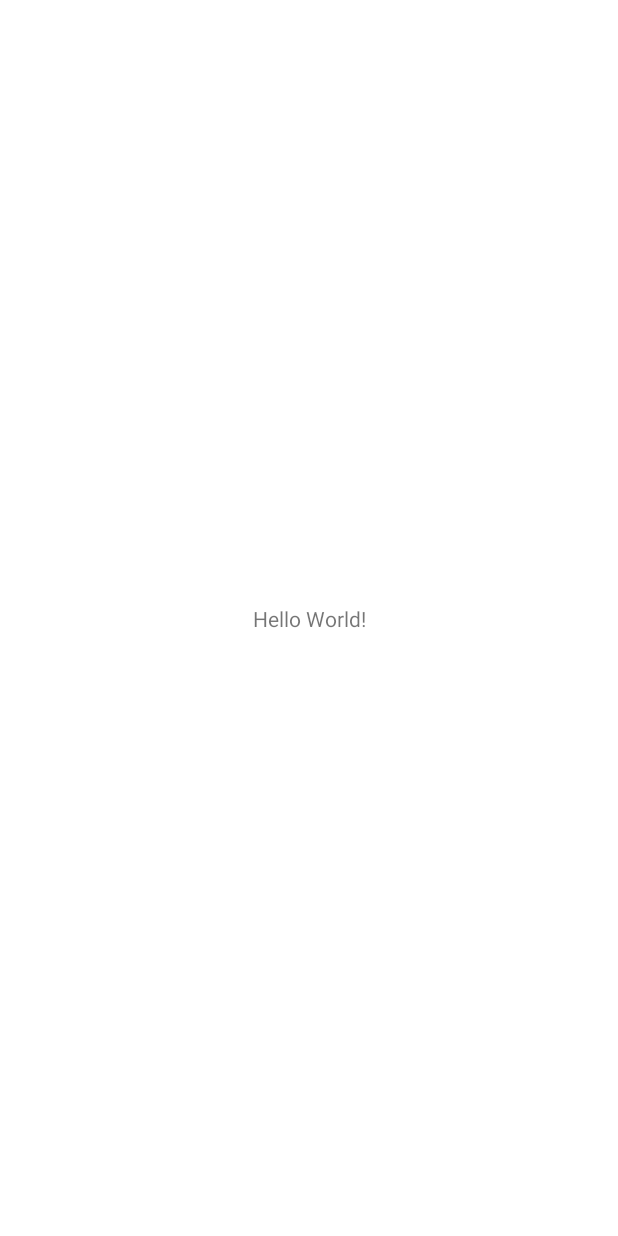
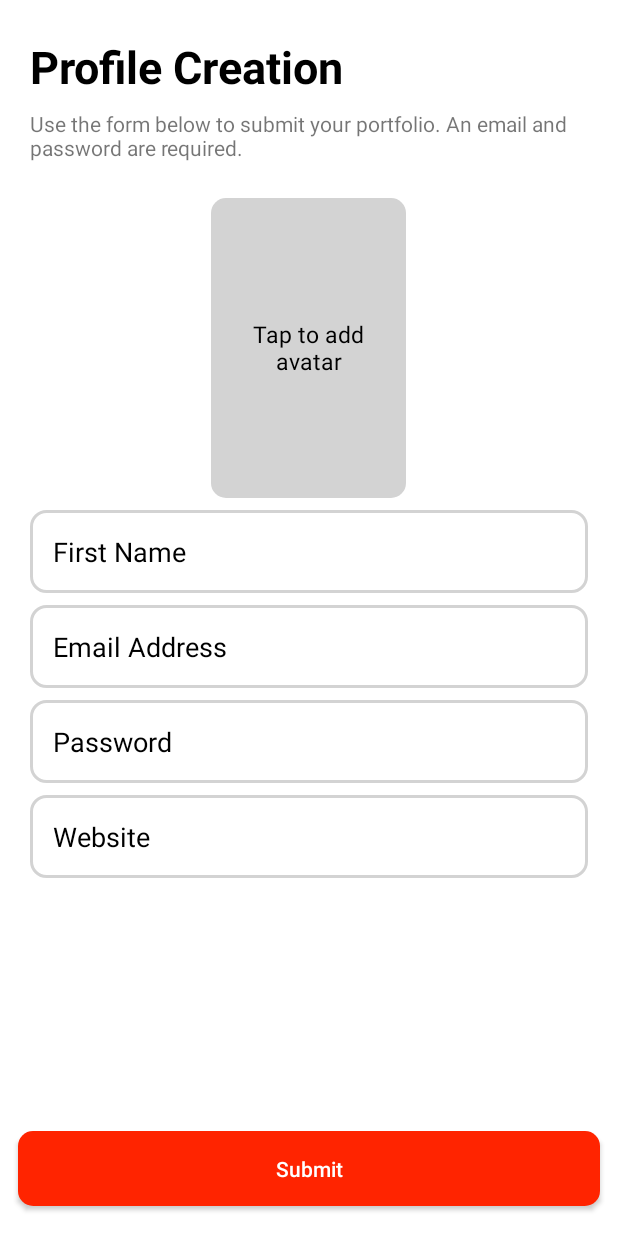
Before and after one commit to ardadizdaroglu/CameraPicker, an Android app: the screen it shows after launch (MainActivity), on a phone screen of 412 x 824 dp. Before the commit the screen is almost empty. Run offline under Robolectric (Android 15) with nearby library versions, the phone set to English and light mode, and no system bars.

Commit message:
register page ui design

```diff
--- /dev/null
+++ b/app/src/main/res/drawable/button_background.xml
@@ -0,0 +1,9 @@
+<?xml version="1.0" encoding="utf-8"?>
+<shape xmlns:android="http://schemas.android.com/apk/res/android"
+    android:shape="rectangle">
+
+    <corners android:radius="@dimen/button_radius" />
+
+    <solid android:color="@color/red" />
+
+</shape>
--- /dev/null
+++ b/app/src/main/res/drawable/edittext_background.xml
@@ -0,0 +1,13 @@
+<?xml version="1.0" encoding="utf-8"?>
+<shape xmlns:android="http://schemas.android.com/apk/res/android"
+    android:shape="rectangle">
+
+    <corners android:radius="@dimen/edittext_radius" />
+
+    <stroke
+        android:width="@dimen/edittext_border_thickness"
+        android:color="@color/light_gray" />
+
+    <solid android:color="@color/white" />
+
+</shape>
--- /dev/null
+++ b/app/src/main/res/drawable/empty_avatar_background.xml
@@ -0,0 +1,9 @@
+<?xml version="1.0" encoding="utf-8"?>
+<shape xmlns:android="http://schemas.android.com/apk/res/android"
+    android:shape="rectangle">
+
+    <corners android:radius="@dimen/avatar_radius" />
+
+    <solid android:color="@color/light_gray" />
+
+</shape>
--- a/app/src/main/res/layout/activity_main.xml
+++ b/app/src/main/res/layout/activity_main.xml
@@ -1,18 +1,127 @@
 <?xml version="1.0" encoding="utf-8"?>
-<androidx.constraintlayout.widget.ConstraintLayout xmlns:android="http://schemas.android.com/apk/res/android"
-    xmlns:app="http://schemas.android.com/apk/res-auto"
-    xmlns:tools="http://schemas.android.com/tools"
+<LinearLayout xmlns:android="http://schemas.android.com/apk/res/android"
     android:layout_width="match_parent"
     android:layout_height="match_parent"
-    tools:context=".MainActivity">
+    android:orientation="vertical" >
 
-    <TextView
-        android:layout_width="wrap_content"
+    <ScrollView
+        android:layout_width="match_parent"
+        android:layout_height="0dp"
+        android:layout_weight="1"
+        android:layout_marginLeft="@dimen/left_right_margin_scrollview_register_page"
+        android:layout_marginRight="@dimen/left_right_margin_scrollview_register_page" >
+
+        <LinearLayout
+            android:layout_width="match_parent"
+            android:layout_height="wrap_content"
+            android:orientation="vertical" >
+
+            <TextView
+                android:layout_width="match_parent"
+                android:layout_height="wrap_content"
+                android:layout_marginTop="@dimen/margin_big"
+                android:text="@string/title_register_page"
+                android:textColor="@color/black"
+                android:textSize="30sp"
+                android:textStyle="bold" />
+
+            <TextView
+                android:layout_width="match_parent"
+                android:layout_height="wrap_content"
+                android:layout_marginTop="@dimen/margin_small"
+                android:text="@string/subtitle_register_page" />
+
+            <RelativeLayout
+                android:id="@+id/relativelayout_avatar"
+                android:layout_width="@dimen/avatar_width"
+                android:layout_height="@dimen/avatar_height"
+                android:background="@drawable/empty_avatar_background"
+                android:layout_marginTop="@dimen/margin_big"
+                android:layout_gravity="center_horizontal">
+
+                <TextView
+                    android:id="@+id/textview_avatar"
+                    android:layout_width="wrap_content"
+                    android:layout_height="wrap_content"
+                    android:layout_centerInParent="true"
+                    android:gravity="center"
+                    android:text="@string/text_avatar_register_page"
+                    android:textColor="@android:color/black"
+                    android:textSize="15sp"
+                    android:padding="@dimen/margin_medium" />
+
+                <ImageView
+                    android:id="@+id/imageview_avatar"
+                    android:layout_width="match_parent"
+                    android:layout_height="match_parent"
+                    android:layout_centerInParent="true"
+                    android:scaleType="centerCrop"
+                    android:visibility="gone"/>
+
+            </RelativeLayout>
+
+            <EditText
+                android:id="@+id/firstNameEditText"
+                android:layout_width="match_parent"
+                android:layout_height="wrap_content"
+                android:layout_marginTop="@dimen/margin_small"
+                android:background="@drawable/edittext_background"
+                android:inputType="textPersonName"
+                android:maxLines="1"
+                android:padding="@dimen/padding_edittext_register_page"
+                android:hint="@string/firstname_edittext_register_page"
+                android:textColorHint="@color/black" />
+
+            <EditText
+                android:id="@+id/emailEditText"
+                android:layout_width="match_parent"
+                android:layout_height="wrap_content"
+                android:layout_marginTop="@dimen/margin_small"
+                android:background="@drawable/edittext_background"
+                android:inputType="textEmailAddress"
+                android:maxLines="1"
+                android:padding="@dimen/padding_edittext_register_page"
+                android:hint="@string/email_edittext_register_page"
+                android:textColorHint="@color/black" />
+
+            <EditText
+                android:id="@+id/passwordEditText"
+                android:layout_width="match_parent"
+                android:layout_height="wrap_content"
+                android:layout_marginTop="@dimen/margin_small"
+                android:background="@drawable/edittext_background"
+                android:inputType="textPassword"
+                android:maxLines="1"
+                android:padding="@dimen/padding_edittext_register_page"
+                android:hint="@string/password_edittext_register_page"
+                android:textColorHint="@color/black" />
+
+            <EditText
+                android:id="@+id/websiteEditText"
+                android:layout_width="match_parent"
+                android:layout_height="wrap_content"
+                android:layout_marginTop="@dimen/margin_small"
+                android:background="@drawable/edittext_background"
+                android:inputType="textWebEditText"
+                android:maxLines="1"
+                android:padding="@dimen/padding_edittext_register_page"
+                android:hint="@string/website_edittext_register_page"
+                android:textColorHint="@color/black" />
+
+        </LinearLayout>
+    </ScrollView>
+
+    <androidx.appcompat.widget.AppCompatButton
+        android:id="@+id/submitButton"
+        android:layout_width="match_parent"
         android:layout_height="wrap_content"
-        android:text="Hello World!"
-        app:layout_constraintBottom_toBottomOf="parent"
-        app:layout_constraintEnd_toEndOf="parent"
-        app:layout_constraintStart_toStartOf="parent"
-        app:layout_constraintTop_toTopOf="parent" />
+        android:layout_marginLeft="@dimen/left_right_margin_button_register_page"
+        android:layout_marginRight="@dimen/left_right_margin_button_register_page"
+        android:layout_marginBottom="@dimen/bottom_margin_button_register_page"
+        android:text="@string/submit_button_register_page"
+        android:textColor="@color/white"
+        android:background="@drawable/button_background"
+        android:padding="@dimen/padding_edittext_register_page"
+        android:textAllCaps="false" />
 
-</androidx.constraintlayout.widget.ConstraintLayout>
+</LinearLayout>
--- a/app/src/main/res/values/colors.xml
+++ b/app/src/main/res/values/colors.xml
@@ -7,4 +7,6 @@
     <color name="teal_700">#FF018786</color>
     <color name="black">#FF000000</color>
     <color name="white">#FFFFFFFF</color>
+    <color name="red">#FF2400</color>
+    <color name="light_gray">#D3D3D3</color>
 </resources>
--- /dev/null
+++ b/app/src/main/res/values/dimens.xml
@@ -0,0 +1,16 @@
+<?xml version="1.0" encoding="utf-8"?>
+<resources>
+    <dimen name="left_right_margin_scrollview_register_page">20dp</dimen>
+    <dimen name="left_right_margin_button_register_page">12dp</dimen>
+    <dimen name="bottom_margin_button_register_page">20dp</dimen>
+    <dimen name="padding_edittext_register_page">15dp</dimen>
+    <dimen name="button_radius">10dp</dimen>
+    <dimen name="edittext_radius">10dp</dimen>
+    <dimen name="edittext_border_thickness">2dp</dimen>
+    <dimen name="avatar_radius">10dp</dimen>
+    <dimen name="avatar_width">130dp</dimen>
+    <dimen name="avatar_height">200dp</dimen>
+    <dimen name="margin_big">24dp</dimen>
+    <dimen name="margin_medium">16dp</dimen>
+    <dimen name="margin_small">8dp</dimen>
+</resources>
--- a/app/src/main/res/values/strings.xml
+++ b/app/src/main/res/values/strings.xml
@@ -1,3 +1,11 @@
 <resources>
     <string name="app_name">Camera Picker</string>
+    <string name="title_register_page">Profile Creation</string>
+    <string name="subtitle_register_page">Use the form below to submit your portfolio. An email and password are required.</string>
+    <string name="text_avatar_register_page">Tap to add avatar</string>
+    <string name="firstname_edittext_register_page">First Name</string>
+    <string name="email_edittext_register_page">Email Address</string>
+    <string name="password_edittext_register_page">Password</string>
+    <string name="website_edittext_register_page">Website</string>
+    <string name="submit_button_register_page">Submit</string>
 </resources>
```
